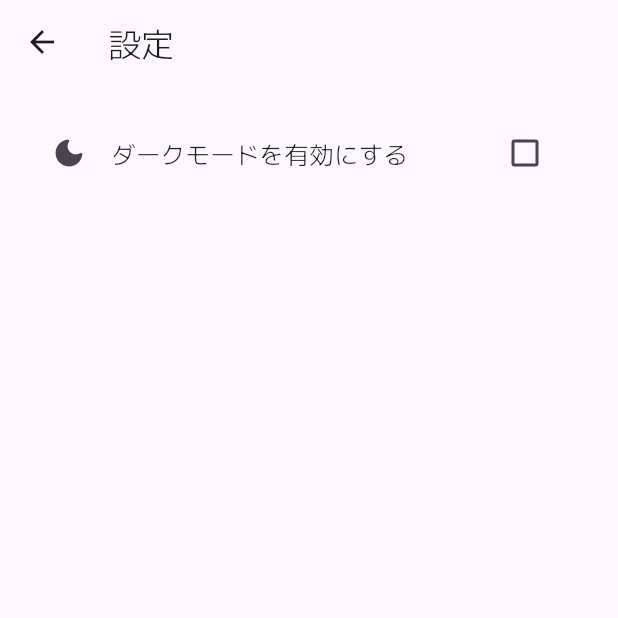
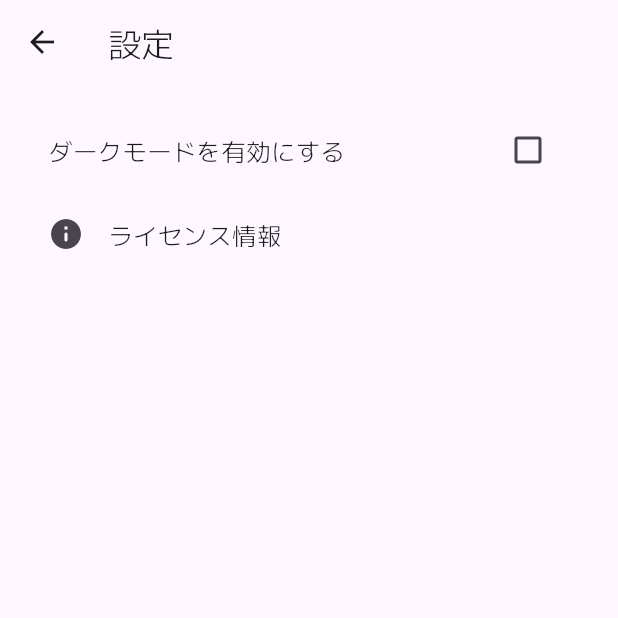
Before and after one commit to xyzyxJP/APC2022, a Flutter app: the SettingsPage screen opened directly, on a phone screen of 412 x 824 dp, the top half of it. Run offline on Flutter 3.47's test engine with Material 2 defaults, Android fonts, the phone set to English and light mode, and no system bars; our stand-ins replace cached_network_image, chewie, flutter_rating_bar, google_fonts, share_plus, swipe_cards and 1 more.

Commit message:
Fix padding

```diff
--- a/lib/views/settings/settings.dart
+++ b/lib/views/settings/settings.dart
@@ -16,20 +16,11 @@ class _SettingsPageState extends State<SettingsPage> {
       appBar: AppBar(
         title: const Text('設定'),
       ),
-      body: Padding(
-        padding: const EdgeInsets.all(18.0),
-        child: ListView(
+      body: ListView(
+        padding: const EdgeInsets.all(16.0),
         children: [
           CheckboxListTile(
-              title: Row(
-                children: const [
-                  Icon(Icons.dark_mode_rounded),
-                  Padding(
-                    padding: EdgeInsets.only(left: 16.0),
-                    child: Text('ダークモードを有効にする'),
-                  ),
-                ],
-              ),
+            title: const Text('ダークモードを有効にする'),
             value: Provider.of<SettingsProvider>(context, listen: false)
                 .isDarkMode,
             onChanged: (bool? value) {
@@ -39,9 +30,13 @@ class _SettingsPageState extends State<SettingsPage> {
               });
             },
             controlAffinity: ListTileControlAffinity.platform,
-            )
+          ),
+          ListTile(
+            onTap: (() => showLicensePage(context: context)),
+            leading: const Icon(Icons.info_rounded),
+            title: const Text('ライセンス情報'),
+          ),
         ],
-        ),
       ),
     );
   }
```
Lines whose indentation alone changed are shown as unchanged.
